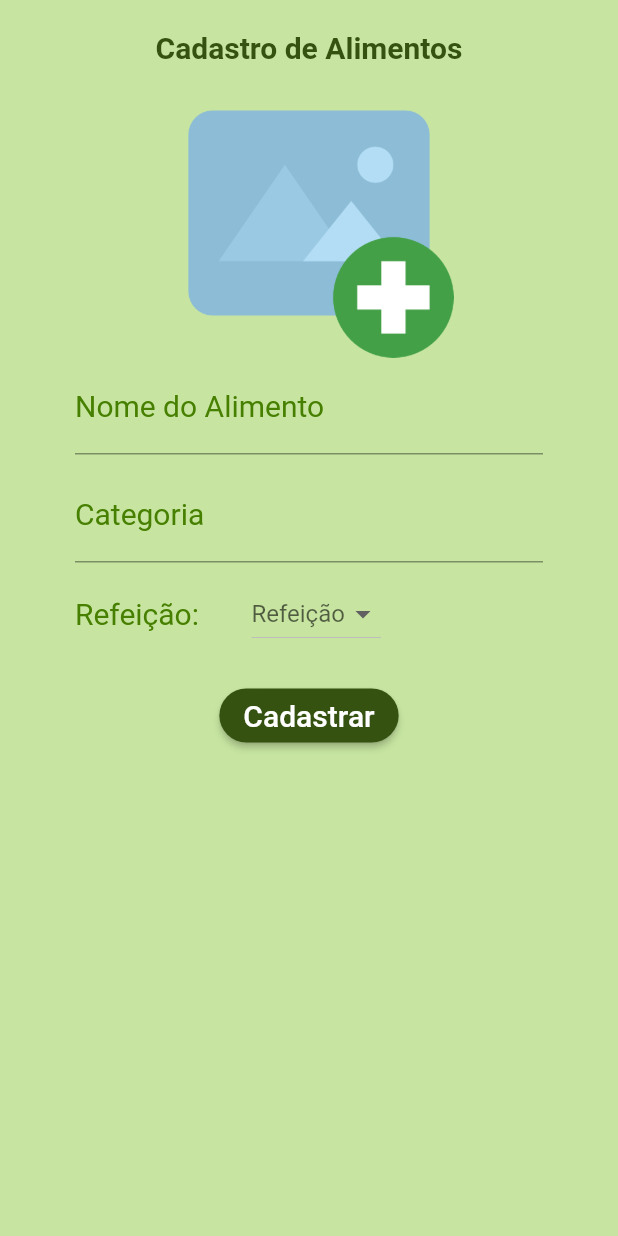
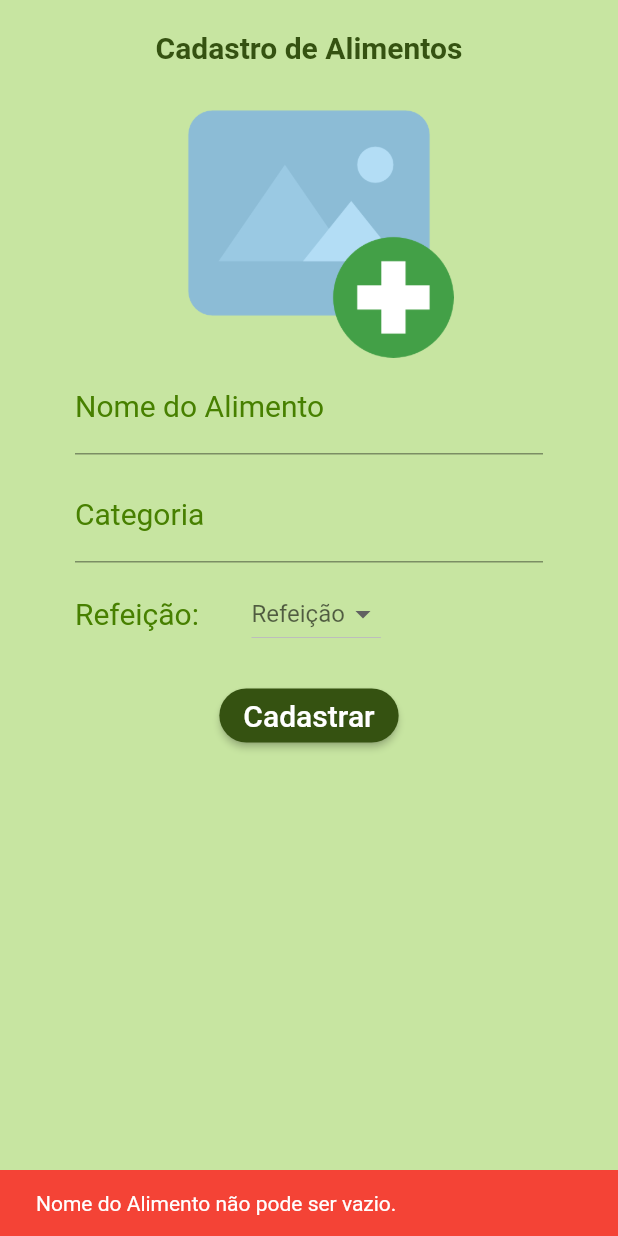
Before and after one commit to PedroLucasFernandes/app-nutricao, a Flutter app: the NovoAlimento screen opened by its route, after a tap on "Cadastrar", on a phone screen of 412 x 824 dp. Run offline on Flutter 3.47's test engine with Material 2 defaults, Android fonts, the phone set to English and light mode, and no system bars; our stand-ins replace image_picker, mask_text_input_formatter.

Commit message:
feat: Add input validation for food item registration

```diff
--- a/lib/pages/new_food.dart
+++ b/lib/pages/new_food.dart
@@ -20,6 +20,9 @@ class _NovoAlimentoState extends State<NovoAlimento> {
       });
     }
   }
+
+  TextEditingController nomeAlimentoController = TextEditingController();
+  TextEditingController categoriaController = TextEditingController();
 
   final dropValue = ValueNotifier("");
   final dropOptions = ["Café", "Almoço", "Jantar"];
@@ -58,6 +61,7 @@ class _NovoAlimentoState extends State<NovoAlimento> {
               child: Column(
                 children: [
                   TextFormField(
+                    controller: nomeAlimentoController,
                     keyboardType: TextInputType.name,
                     decoration: InputDecoration(
                       labelText: "Nome do Alimento",
@@ -72,6 +76,7 @@ class _NovoAlimentoState extends State<NovoAlimento> {
                     height: 10,
                   ),
                   TextFormField(
+                    controller: categoriaController,
                     keyboardType: TextInputType.name,
                     decoration: InputDecoration(
                       labelText: "Categoria",
@@ -120,7 +125,48 @@ class _NovoAlimentoState extends State<NovoAlimento> {
                   ),
                   ElevatedButton(
                     onPressed: () {
+                      final nomeAlimento = nomeAlimentoController.text;
+                      final categoria = categoriaController.text;
+                      final refeicao = dropValue.value;
 
+                      if (nomeAlimento.isEmpty) {
+                        ScaffoldMessenger.of(context).showSnackBar(
+                          SnackBar(
+                            content: Text('Nome do Alimento não pode ser vazio.'),
+                            backgroundColor: Colors.red,
+                          ),
+                        );
+                      } else if (categoria.isEmpty) {
+                        ScaffoldMessenger.of(context).showSnackBar(
+                          SnackBar(
+                            content: Text('Categoria não pode ser vazia.'),
+                            backgroundColor: Colors.red,
+                          ),
+                        );
+                      } else if (refeicao.isEmpty) {
+                        ScaffoldMessenger.of(context).showSnackBar(
+                          SnackBar(
+                            content: Text('Selecione uma Refeição.'),
+                            backgroundColor: Colors.red,
+                          ),
+                        );
+                      } else if (refeicao != "Café" && refeicao != "Almoço" && refeicao != "Jantar") {
+                        ScaffoldMessenger.of(context).showSnackBar(
+                          SnackBar(
+                            content: Text('Refeição deve ser Café, Almoço ou Jantar.'),
+                            backgroundColor: Colors.red,
+                          ),
+                        );
+                      } else if (_image == null) {
+                        ScaffoldMessenger.of(context).showSnackBar(
+                          SnackBar(
+                            content: Text('Selecione uma imagem do alimento'),
+                            backgroundColor: Colors.red,
+                          ),
+                        );
+                      } else {
+
+                      }
                     },
                     style: ButtonStyle(
                       backgroundColor: MaterialStatePropertyAll(Color(0XFF355211)),
```
